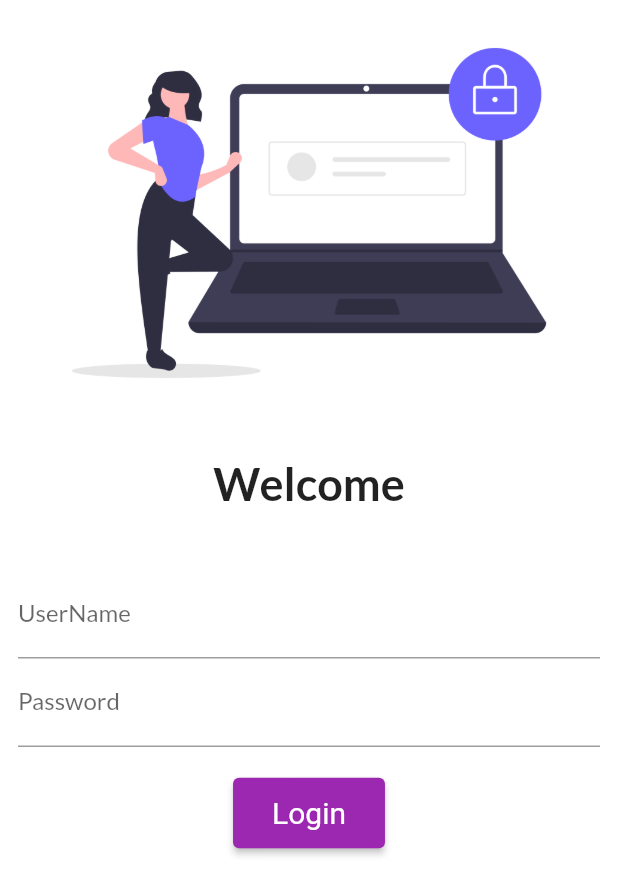
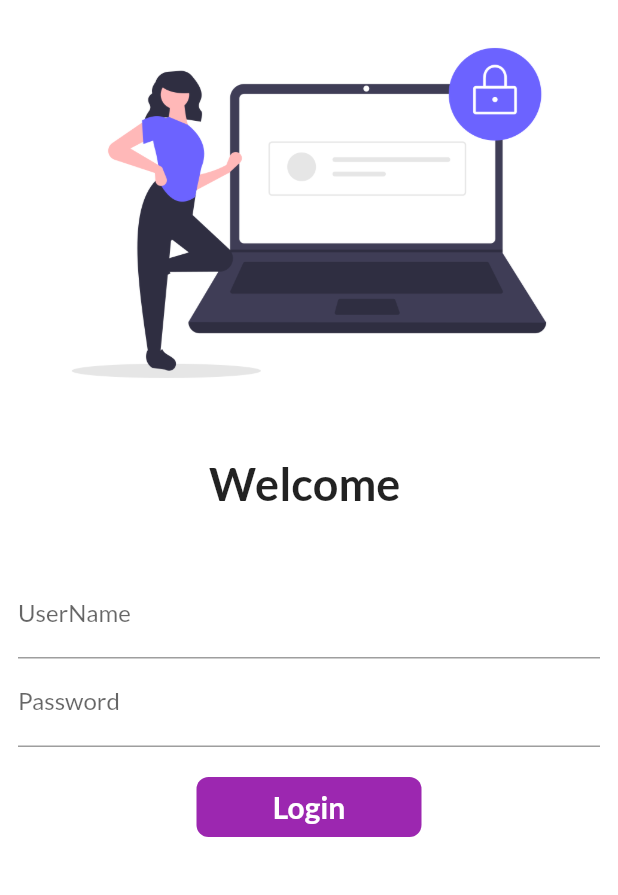
Before and after one commit to Flutter-base/Learning_Flutter, a Flutter app: the screen it shows after launch, on a phone screen of 412 x 824 dp. Shown: the top 895 px of the screen. Run offline on Flutter 3.47's test engine with Material 2 defaults, Android fonts, the phone set to English and light mode, and no system bars; our stand-ins replace google_fonts.

Commit message:
Day 5  Completed

```diff
--- a/lib/Pages/login_page.dart
+++ b/lib/Pages/login_page.dart
@@ -2,7 +2,15 @@ import 'package:flutter/material.dart';
 import 'package:myapp/Pages/home_page.dart';
 import 'package:myapp/utils/routes.dart';
 
-class LoginPage extends StatelessWidget {
+class LoginPage extends StatefulWidget {
+  @override
+  State<LoginPage> createState() => _LoginPageState();
+}
+
+class _LoginPageState extends State<LoginPage> {
+  String name = "";
+  bool changebutton = false;
+
   @override
   Widget build(BuildContext context) {
     return Material(
@@ -17,8 +25,8 @@ class LoginPage extends StatelessWidget {
             const SizedBox(
               height: 20.0,
             ),
-            const Text(
-              "Welcome",
+            Text(
+              "Welcome $name",
               style: TextStyle(fontSize: 30, fontWeight: FontWeight.bold),
             ),
             const SizedBox(
@@ -34,6 +42,10 @@ class LoginPage extends StatelessWidget {
                   TextFormField(
                     decoration: const InputDecoration(
                         hintText: "Enter UserName", labelText: "UserName"),
+                    onChanged: (value) {
+                      name = value;
+                      setState(() {});
+                    },
                   ),
                   TextFormField(
                     decoration: const InputDecoration(
@@ -43,16 +55,47 @@ class LoginPage extends StatelessWidget {
                   const SizedBox(
                     height: 20.0,
                   ),
-                  ElevatedButton(
-                    onPressed: () {
+                  InkWell(
+                    onTap: () async {
+                      setState(() {
+                        changebutton = true;
+                      });
+                      await Future.delayed(const Duration(seconds: 1));
                       Navigator.pushNamed(context, MyRoutes.HomeRoute);
                     },
-                    child: const Text("Login"),
-                    style: ElevatedButton.styleFrom(
-                        textStyle: const TextStyle(fontSize: 20),
-                        padding: const EdgeInsets.symmetric(
-                            vertical: 12.0, horizontal: 26.0)),
-                  ),
+                    child: AnimatedContainer(
+                      duration: const Duration(seconds: 1),
+                      width: changebutton ? 60 : 150,
+                      height: changebutton ? 60 : 40,
+                      alignment: Alignment.center,
+                      child: changebutton
+                          ? const Icon(
+                              Icons.done,
+                              color: Colors.white,
+                            )
+                          : const Text(
+                              "Login",
+                              style: TextStyle(
+                                  fontSize: 20,
+                                  fontWeight: FontWeight.bold,
+                                  color: Colors.white),
+                            ),
+                      decoration: BoxDecoration(
+                          color: Colors.purple,
+                          borderRadius:
+                              BorderRadius.circular(changebutton ? 60 : 8)),
+                    ),
+                  )
+                  // ElevatedButton(
+                  //   onPressed: () {
+                  //     Navigator.pushNamed(context, MyRoutes.HomeRoute);
+                  //   },
+                  //   child: const Text("Login"),
+                  //   style: ElevatedButton.styleFrom(
+                  //       textStyle: const TextStyle(fontSize: 20),
+                  //       padding: const EdgeInsets.symmetric(
+                  //           vertical: 12.0, horizontal: 26.0)),
+                  // ),
                 ],
               ),
             )
```
